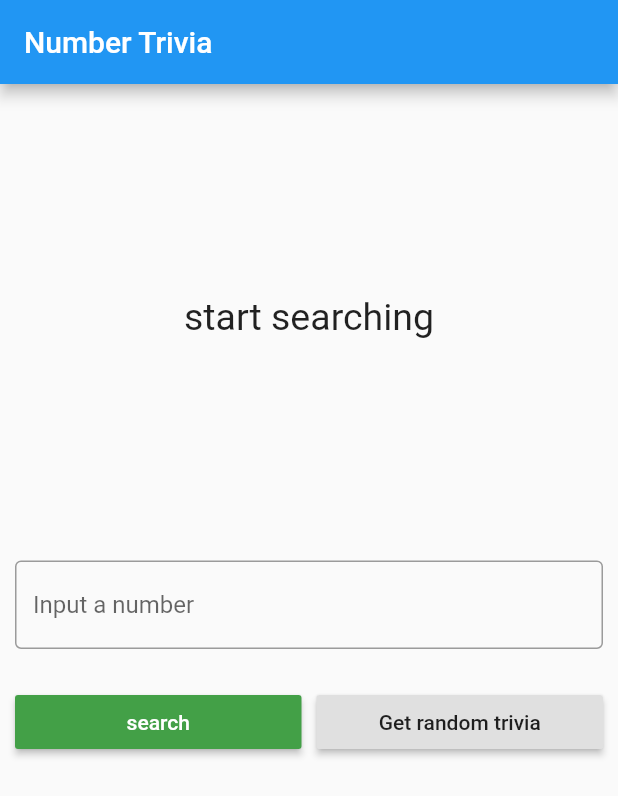
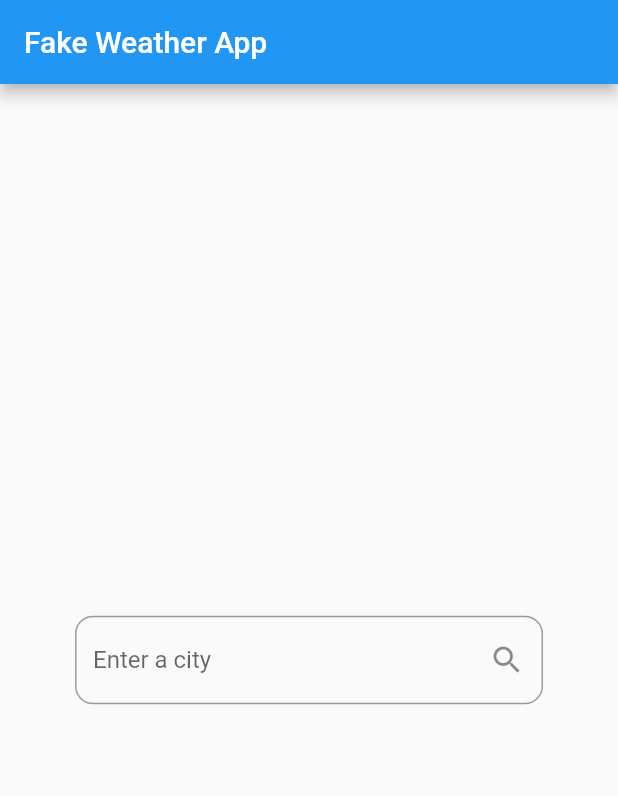
Before and after one commit to nabeehabuali99/Clean_Architecture, a Flutter app: the screen it shows after launch, on a phone screen of 412 x 824 dp. Shown: the top 796 px of the screen. Run offline on Flutter 3.47's test engine with Material 2 defaults, Android fonts, the phone set to English and light mode, and no system bars; our stand-ins replace bloc, dartz, equatable, flutter_bloc, get_it, internet_connection_checker and 1 more.

Commit message:
Last Update

```diff
--- a/lib/features/number_trivia/presentation/pages/number_trivia_page.dart
+++ b/lib/features/number_trivia/presentation/pages/number_trivia_page.dart
@@ -3,7 +3,6 @@ import 'package:clean_architecture/features/number_trivia/presentation/bloc/bloc
 import 'package:flutter/material.dart';
 import 'package:flutter_bloc/flutter_bloc.dart';
 import 'package:clean_architecture/features/number_trivia/presentation/Widgets/widgets.dart';
-
 
 class NumberTriviaPage extends StatelessWidget {
   const NumberTriviaPage({Key? key}) : super(key: key);
@@ -18,7 +17,7 @@ class NumberTriviaPage extends StatelessWidget {
   }
 
   Widget buildBlocProvider(BuildContext context) {
-    return  Center(
+    return Center(
       child: Padding(
         padding: const EdgeInsets.all(10),
         child: Column(
@@ -51,6 +50,4 @@ class NumberTriviaPage extends StatelessWidget {
       ),
     );
   }
-
-
 }
--- /dev/null
+++ b/lib/features/weather_app/data/model/weather.dart
@@ -0,0 +1,14 @@
+import 'package:equatable/equatable.dart';
+
+class Weather extends Equatable{
+  final String cityName;
+  final double temperature;
+
+  const Weather({required this.cityName, required this.temperature});
+
+  @override
+  // TODO: implement props
+  List<Object?> get props =>[cityName,temperature];
+
+
+}
--- /dev/null
+++ b/lib/features/weather_app/domain/entities/weather_entities.dart
@@ -0,0 +1,14 @@
+import 'package:equatable/equatable.dart';
+
+class Weather extends Equatable{
+  final String cityName;
+  final double temperature;
+
+  const Weather({required this.cityName, required this.temperature});
+
+  @override
+  // TODO: implement props
+  List<Object?> get props =>[cityName,temperature];
+
+
+}
--- /dev/null
+++ b/lib/features/weather_app/presentation/bloc/weather_bloc.dart
@@ -0,0 +1,32 @@
+import 'dart:async';
+import 'dart:math';
+
+import 'package:bloc/bloc.dart';
+import 'package:equatable/equatable.dart';
+
+import '../../domain/entities/weather_entities.dart';
+
+part 'weather_event.dart';
+
+part 'weather_state.dart';
+
+class WeatherBloc extends Bloc<WeatherEvent,WeatherState> {
+  WeatherBloc() : super(WeatherInitial());
+
+  @override
+  Stream<WeatherState> mapEventToState(WeatherEvent event) async* {
+    if (event is GetWeather) {
+      yield WeatherLoading();
+      final weather = await fetchWeatherFromFakeApi(event.cityName);
+      yield Weatherloaded(weather);
+    }
+  }
+}
+
+Future<Weather> fetchWeatherFromFakeApi(String cityName) {
+  return Future.delayed(const Duration(seconds: 1), () {
+    return Weather(
+        cityName: cityName,
+        temperature: ((20 + Random().nextInt(15)) + Random().nextDouble()));
+  });
+}
--- /dev/null
+++ b/lib/features/weather_app/presentation/bloc/weather_event.dart
@@ -0,0 +1,12 @@
+part of 'weather_bloc.dart';
+
+abstract class WeatherEvent extends Equatable {
+  const WeatherEvent();
+}
+class GetWeather extends WeatherEvent {
+  final String cityName;
+  const GetWeather(this.cityName);
+
+  @override
+  List<Object> get props => [cityName];
+}
--- /dev/null
+++ b/lib/features/weather_app/presentation/bloc/weather_state.dart
@@ -0,0 +1,29 @@
+part of 'weather_bloc.dart';
+
+abstract class WeatherState extends Equatable {
+  const WeatherState();
+}
+
+class WeatherInitial extends WeatherState {
+  @override
+  List<Object> get props => [];
+}
+class WeatherLoading extends WeatherState {
+  @override
+  List<Object> get props => [];
+}
+class Weatherloaded extends WeatherState {
+  final Weather weather;
+  const Weatherloaded(this.weather);
+
+  @override
+  List<Object> get props => [weather];
+}
+class WeatherError extends WeatherState {
+  final String message;
+
+  const WeatherError(this.message);
+
+  @override
+  List<Object> get props => [message];
+}
--- /dev/null
+++ b/lib/features/weather_app/presentation/pages/weather_page.dart
@@ -0,0 +1,53 @@
+import 'package:clean_architecture/features/weather_app/presentation/bloc/weather_bloc.dart';
+import 'package:flutter/material.dart';
+import 'package:flutter_bloc/flutter_bloc.dart';
+
+import '../widgets/buildColumnWithData.dart';
+import '../widgets/buildInitialInput.dart';
+import '../widgets/buildLoading.dart';
+
+class WeatherPage extends StatefulWidget {
+  const WeatherPage({Key? key}) : super(key: key);
+
+  @override
+  State<WeatherPage> createState() => _WeatherPageState();
+}
+
+class _WeatherPageState extends State<WeatherPage> {
+  @override
+  Widget build(BuildContext context) {
+    return Scaffold(
+      appBar: AppBar(
+        title: const Text("Fake Weather App"),
+      ),
+      body: BlocProvider(
+        create: (context) => WeatherBloc(),
+        child: Container(
+          padding: const EdgeInsets.symmetric(vertical: 16),
+          alignment: Alignment.center,
+          child: BlocBuilder<WeatherBloc, WeatherState>(
+            builder: (context, state) {
+              if (state is WeatherInitial) {
+                return buildInitialInput();
+              } else if (state is WeatherLoading) {
+                return buildLoading();
+              } else if (state is Weatherloaded) {
+                return buildColumnWithData(state.weather);
+              } else {
+                return buildInitialInput();
+              }
+            },
+          ),
+        ),
+      ),
+    );
+  }
+
+//@override
+// void dispose() {
+//   // TODO: implement dispose
+//   super.dispose();
+//   weatherBloc.dispose();
+// }
+
+}
--- /dev/null
+++ b/lib/features/weather_app/presentation/widgets/CityInputField.dart
@@ -0,0 +1,41 @@
+
+import 'package:flutter/material.dart';
+import 'package:flutter_bloc/flutter_bloc.dart';
+
+import '../bloc/weather_bloc.dart';
+
+class CityInputField extends StatefulWidget {
+  const CityInputField({Key? key}) : super(key: key);
+
+  @override
+  State<CityInputField> createState() => _CityInputFieldState();
+}
+
+class _CityInputFieldState extends State<CityInputField> {
+  late String inputStr;
+
+  @override
+  Widget build(BuildContext context) {
+    return Padding(
+      padding: const EdgeInsets.symmetric(horizontal: 50),
+      child: TextField(
+        onChanged: (value) {
+          inputStr = value;
+        },
+        onSubmitted: (_) {
+          submitCityName();
+        },
+        textInputAction: TextInputAction.search,
+        decoration: InputDecoration(
+          hintText: "Enter a city ",
+          border: OutlineInputBorder(borderRadius: BorderRadius.circular(12)),
+          suffixIcon: const Icon(Icons.search),
+        ),
+      ),
+    );
+  }
+
+  void submitCityName() {
+    BlocProvider.of<WeatherBloc>(context).add(GetWeather(inputStr));
+  }
+}
--- /dev/null
+++ b/lib/features/weather_app/presentation/widgets/buildColumnWithData.dart
@@ -0,0 +1,16 @@
+import 'package:flutter/material.dart';
+
+ import '../../domain/entities/weather_entities.dart';
+import 'CityInputField.dart';
+
+Column buildColumnWithData(Weather weather) {
+  return Column(mainAxisAlignment: MainAxisAlignment.spaceEvenly, children: [
+    Text(
+      weather.cityName,
+      style: const TextStyle(fontSize: 40, fontWeight: FontWeight.w700),
+    ),
+    Text('${weather.temperature.toStringAsFixed(1)} C ',
+        style: const TextStyle(fontSize: 80)),
+    const CityInputField(),
+  ]);
+}
--- /dev/null
+++ b/lib/features/weather_app/presentation/widgets/buildInitialInput.dart
@@ -0,0 +1,9 @@
+import 'package:flutter/material.dart';
+
+import 'CityInputField.dart';
+
+Widget buildInitialInput() {
+  return const Center(
+    child: CityInputField(),
+  );
+}
--- /dev/null
+++ b/lib/features/weather_app/presentation/widgets/buildLoading.dart
@@ -0,0 +1,7 @@
+import 'package:flutter/material.dart';
+
+Widget buildLoading() {
+  return const Center(
+    child: CircularProgressIndicator(),
+  );
+}
--- a/lib/main.dart
+++ b/lib/main.dart
@@ -2,13 +2,14 @@ import 'package:flutter/material.dart';
 import 'package:flutter_bloc/flutter_bloc.dart';
 import 'features/number_trivia/presentation/bloc/number_trivia_bloc.dart';
 import 'features/number_trivia/presentation/pages/number_trivia_page.dart';
+import 'features/weather_app/presentation/pages/weather_page.dart';
 import 'injection_container.dart' as di;
 import 'injection_container.dart';
 
 void main() async {
    WidgetsFlutterBinding.ensureInitialized();
   await di.init();
-  runApp(const MyApp());
+  runApp(const MyAppWeather());
 }
 
 class MyApp extends StatelessWidget {
@@ -31,3 +32,21 @@ debugShowCheckedModeBanner: false,
     );
   }
 }
+class MyAppWeather extends StatelessWidget {
+  const MyAppWeather({Key? key}) : super(key: key);
+
+  // This widget is the root of your application.
+  @override
+  Widget build(BuildContext context) {
+    return BlocProvider(
+      create: (BuildContext context) => sl<NumberTriviaBloc>(),
+      child: const MaterialApp(
+
+        debugShowCheckedModeBanner: false,
+        title: 'Material App',
+
+        home: WeatherPage(),
+      ),
+    );
+  }
+}
```
Also changed, not shown: 1 other file. Lines whose indentation alone changed are shown as unchanged.
